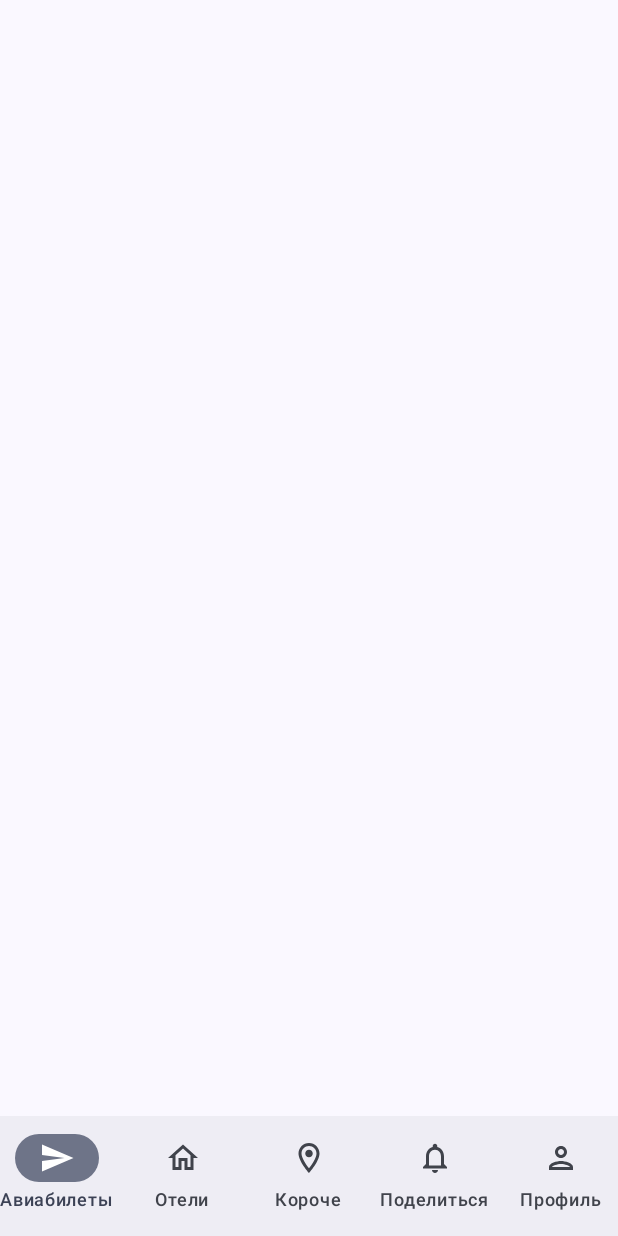
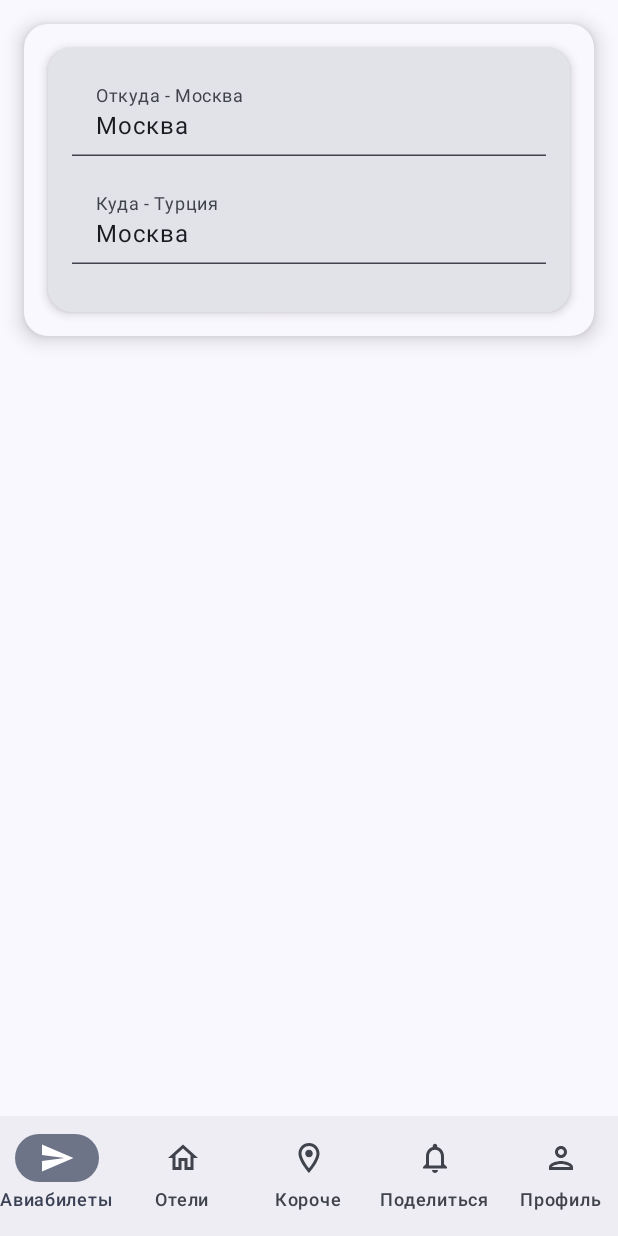
Before and after one commit to Margo2012/ComposeNavigation, an Android app built with Jetpack Compose: the screen it shows after launch (MainActivity), on a phone screen of 412 x 824 dp. Run offline under Robolectric (Android 15) with nearby library versions, the phone set to English and light mode, and no system bars.

Commit message:
виджет для поля вылета

```diff
--- a/app/src/main/java/com/example/sky/MainActivity.kt
+++ b/app/src/main/java/com/example/sky/MainActivity.kt
@@ -31,6 +31,7 @@ import androidx.compose.runtime.setValue
 import androidx.compose.ui.Modifier
 import androidx.compose.ui.graphics.vector.ImageVector
 import androidx.compose.ui.tooling.preview.Preview
+import com.example.sky.ui.screens.DepartureField
 import com.example.sky.ui.theme.SkyTheme
 
 data class BottomNavItem(
@@ -101,6 +102,7 @@ class MainActivity : ComponentActivity() {
                             }
                         }
                     ) {
+                        DepartureField(modifier = Modifier)
 
                     }
                     /*val navController = rememberNavController()
--- /dev/null
+++ b/app/src/main/java/com/example/sky/ui/screens/DeparturetField.kt
@@ -0,0 +1,100 @@
+package com.example.sky.ui.screens
+
+import android.content.Context
+import androidx.compose.foundation.layout.Column
+import androidx.compose.foundation.layout.fillMaxWidth
+import androidx.compose.foundation.layout.padding
+import androidx.compose.foundation.shape.RoundedCornerShape
+import androidx.compose.foundation.text.KeyboardActions
+import androidx.compose.foundation.text.KeyboardOptions
+import androidx.compose.material3.Card
+import androidx.compose.material3.CardDefaults
+import androidx.compose.material3.MaterialTheme
+import androidx.compose.material3.Surface
+import androidx.compose.material3.Text
+import androidx.compose.material3.TextField
+import androidx.compose.runtime.Composable
+import androidx.compose.runtime.LaunchedEffect
+import androidx.compose.runtime.getValue
+import androidx.compose.runtime.mutableStateOf
+import androidx.compose.runtime.remember
+import androidx.compose.runtime.setValue
+import androidx.compose.ui.Modifier
+import androidx.compose.ui.platform.LocalContext
+import androidx.compose.ui.text.input.ImeAction
+import androidx.compose.ui.unit.dp
+
+@Composable
+fun DepartureField(modifier: Modifier = Modifier) {
+    var textFrom by remember { mutableStateOf("Москва") }
+    var textTo by remember { mutableStateOf(textFrom) }
+
+    val currentContext = LocalContext.current
+
+    LaunchedEffect(key1 = Unit) {
+        val sharedPreferences = currentContext.getSharedPreferences("app_pref", Context.MODE_PRIVATE)
+        textFrom = sharedPreferences.getString("last_from_value", "Москва") ?: "Москва"
+    }
+
+    Surface(
+        modifier = modifier
+            .padding(16.dp)
+            .fillMaxWidth(),
+        shape = RoundedCornerShape(16.dp),
+        shadowElevation = 8.dp, // elevation for shadow
+        color = MaterialTheme.colorScheme.surface
+    ) {
+        Card(
+            shape = RoundedCornerShape(16.dp),
+            elevation = CardDefaults.cardElevation(4.dp),
+            modifier = Modifier.padding(16.dp)
+        ) {
+            Column(modifier = Modifier.padding(16.dp)) {
+                TextField(
+                    value = textFrom,
+                    onValueChange = { string ->
+                        if (string.all { char -> char.isLetter() && char !in 'A'..'Z' && char !in 'a'..'z' }) {
+                            textFrom = string
+                        }
+                    },
+                    modifier = Modifier
+                        .fillMaxWidth()
+                        .padding(bottom = 16.dp),
+                keyboardOptions = KeyboardOptions.Default.copy(imeAction = ImeAction.Done),
+                keyboardActions = KeyboardActions(
+                    onDone = {
+                        val sharedPreferences = currentContext.getSharedPreferences("app_pref", Context.MODE_PRIVATE)
+                        with(sharedPreferences.edit()) {
+                            putString("last_from_value", textFrom)
+                            apply()
+                        }
+                    }
+                ),
+                label = { Text("Откуда - Москва") }
+                )
+                TextField(
+                    value = textTo,
+                    onValueChange = { string ->
+                        if (string.all { char -> char.isLetter() && char !in 'A'..'Z' && char !in 'a'..'z' }) {
+                            textTo = string
+                        }
+                    },
+                    modifier = Modifier
+                        .fillMaxWidth()
+                        .padding(bottom = 16.dp),
+                keyboardOptions = KeyboardOptions.Default.copy(imeAction = ImeAction.Done),
+                keyboardActions = KeyboardActions(
+                    onDone = {
+                        val sharedPreferences = currentContext.getSharedPreferences("app_pref", Context.MODE_PRIVATE)
+                        with(sharedPreferences.edit()) {
+                            putString("last_to_value", textTo)
+                            apply()
+                        }
+                    }
+                ),
+                label = { Text("Куда - Турция") }
+                )
+            }
+        }
+    }
+}
```
